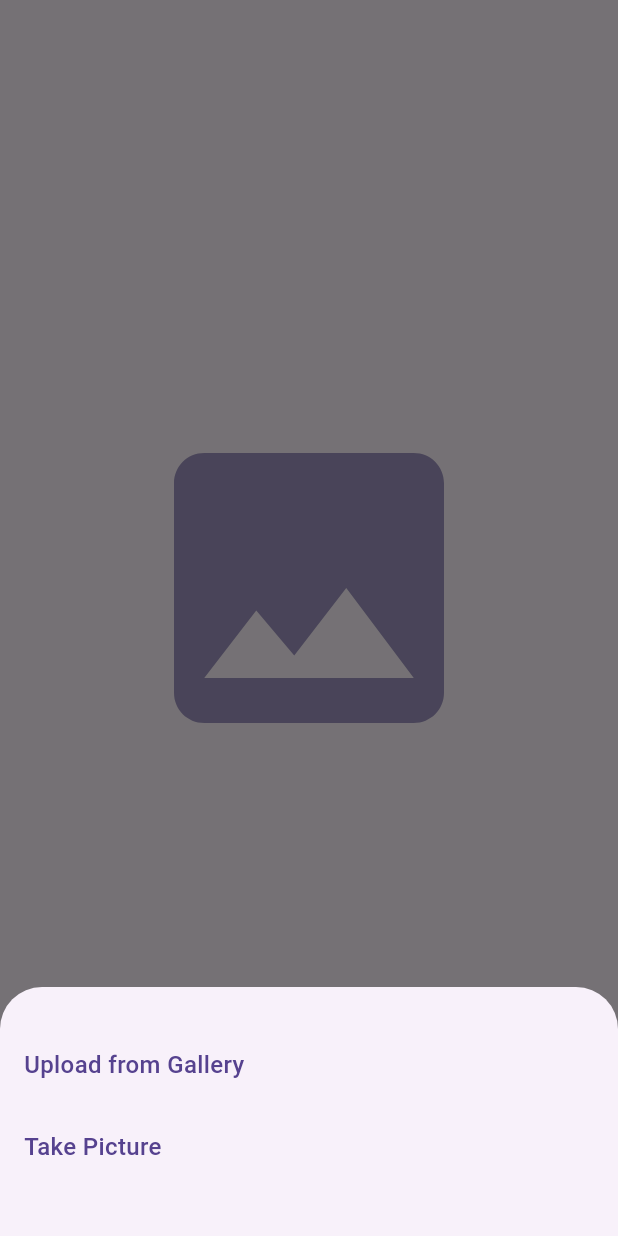
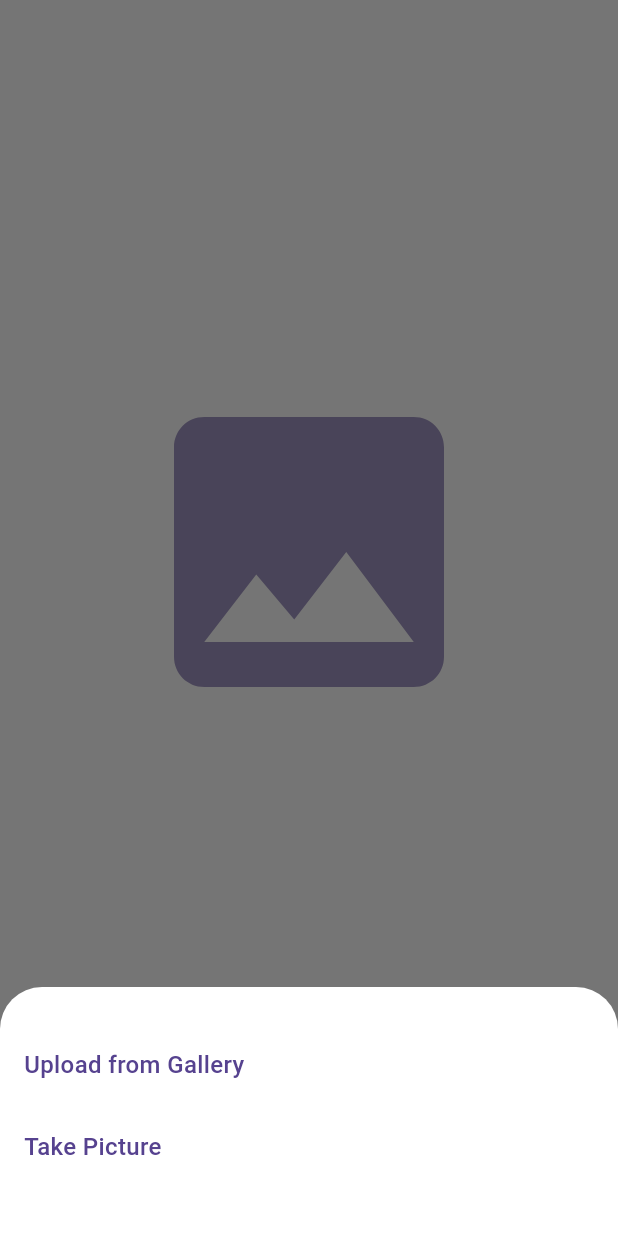
Before and after one commit to areebmomins/nutri_scan, a Flutter app: the GalleryView screen opened directly with empty values, after a tap on the "image" icon, on a phone screen of 412 x 824 dp. Run offline on Flutter 3.47's test engine with Material 3 defaults, Android fonts, the phone set to English and light mode, and no system bars; our stand-ins replace camera, dio, equatable, flutter_bloc, fluttertoast, image_picker and 1 more; missing offline and left inert: google_mlkit_commons, google_mlkit_text_recognition; accounts and stored records are empty.

Commit message:
add white background

```diff
--- a/lib/home_screen/gallery_view.dart
+++ b/lib/home_screen/gallery_view.dart
@@ -78,6 +78,24 @@ class _GalleryViewState extends State<GalleryView> {
       Row(
         mainAxisAlignment: MainAxisAlignment.spaceEvenly,
         children: [
+          ElevatedButton(
+            onPressed: () {},
+            child: const Text(
+              'Help me Decide',
+              style: TextStyle(
+                fontSize: 18,
+              ),
+            ),
+          ),
+          ElevatedButton(
+            onPressed: () {},
+            child: const Text(
+              'Scan',
+              style: TextStyle(
+                fontSize: 18,
+              ),
+            ),
+          ),
           // Column(
           //   children: [
           //     Container(
--- a/lib/home_screen/upload_image_bottom_sheet.dart
+++ b/lib/home_screen/upload_image_bottom_sheet.dart
@@ -7,6 +7,7 @@ void showUploadImageBottomSheet(
 ) {
   showModalBottomSheet(
     context: context,
+    backgroundColor: Colors.white,
     builder: (context) {
       return Wrap(
         children: [
--- a/lib/main.dart
+++ b/lib/main.dart
@@ -18,7 +18,10 @@ class MyApp extends StatelessWidget {
       debugShowCheckedModeBanner: false,
       title: 'NutriScan',
       theme: ThemeData(
-        colorScheme: ColorScheme.fromSeed(seedColor: Colors.deepPurple),
+        colorScheme: ColorScheme.fromSeed(
+          seedColor: Colors.deepPurple,
+          surface: Colors.white,
+        ),
         useMaterial3: true,
       ),
       home: FutureBuilder(
```
Also changed, not shown: lib/home_screen/text_detector_view.dart (+1 -6 lines).
